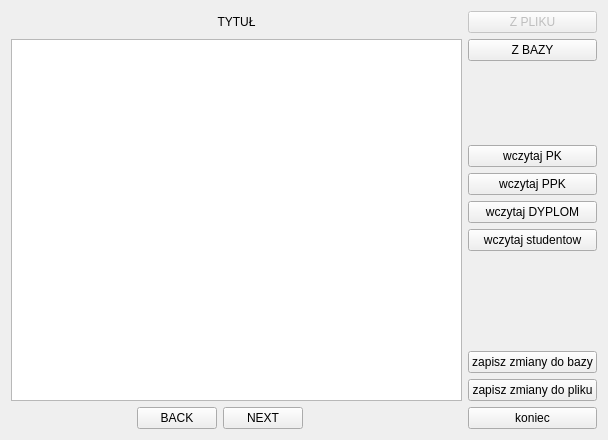
Before: the Qt Designer form edytor.ui in KoKocik1/projektEgzaminatorStyczen, drawn with Qt 5.
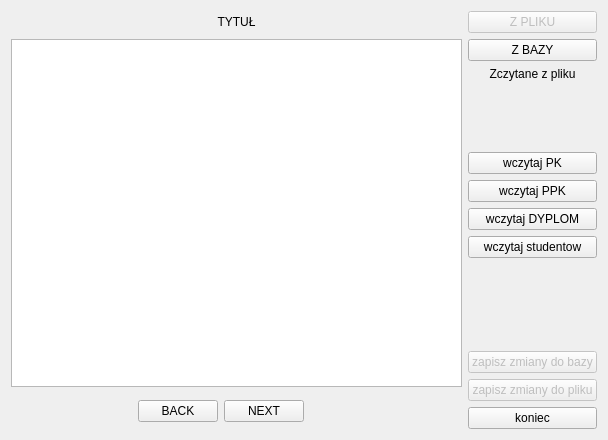
After: the same form once the commit is applied.

```diff
--- a/edytor.ui
+++ b/edytor.ui
@@ -14,7 +14,7 @@
    <string>Dialog</string>
   </property>
   <layout class="QGridLayout" name="gridLayout">
-   <item row="0" column="0" colspan="4">
+   <item row="0" column="0">
     <widget class="QLabel" name="TYTUL">
      <property name="text">
       <string>TYTUŁ</string>
@@ -24,7 +24,7 @@
      </property>
     </widget>
    </item>
-   <item row="0" column="4">
+   <item row="0" column="1">
     <widget class="QPushButton" name="readPlik">
      <property name="enabled">
       <bool>false</bool>
@@ -34,17 +34,27 @@
      </property>
     </widget>
    </item>
-   <item row="1" column="0" rowspan="9" colspan="4">
-    <widget class="QPlainTextEdit" name="poleTekstowe"/>
+   <item row="1" column="0" rowspan="10">
+    <widget class="QTextEdit" name="poleTekstowe"/>
    </item>
-   <item row="1" column="4">
+   <item row="1" column="1">
     <widget class="QPushButton" name="readBaza">
      <property name="text">
       <string>Z BAZY</string>
      </property>
     </widget>
    </item>
-   <item row="2" column="4">
+   <item row="2" column="1">
+    <widget class="QLabel" name="skadZczytane">
+     <property name="text">
+      <string>Zczytane z pliku</string>
+     </property>
+     <property name="alignment">
+      <set>Qt::AlignCenter</set>
+     </property>
+    </widget>
+   </item>
+   <item row="3" column="1">
     <spacer name="verticalSpacer_2">
      <property name="orientation">
       <enum>Qt::Vertical</enum>
@@ -57,35 +67,35 @@
      </property>
     </spacer>
    </item>
-   <item row="3" column="4">
+   <item row="4" column="1">
     <widget class="QPushButton" name="readPK">
      <property name="text">
       <string>wczytaj PK</string>
      </property>
     </widget>
    </item>
-   <item row="4" column="4">
+   <item row="5" column="1">
     <widget class="QPushButton" name="readPPK">
      <property name="text">
       <string>wczytaj PPK</string>
      </property>
     </widget>
    </item>
-   <item row="5" column="4">
+   <item row="6" column="1">
     <widget class="QPushButton" name="readDyplom">
      <property name="text">
       <string>wczytaj DYPLOM</string>
      </property>
     </widget>
    </item>
-   <item row="6" column="4">
+   <item row="7" column="1">
     <widget class="QPushButton" name="readStud">
      <property name="text">
       <string>wczytaj studentow</string>
      </property>
     </widget>
    </item>
-   <item row="7" column="4">
+   <item row="8" column="1">
     <spacer name="verticalSpacer">
      <property name="orientation">
       <enum>Qt::Vertical</enum>
@@ -98,21 +108,29 @@
      </property>
     </spacer>
    </item>
-   <item row="8" column="4">
+   <item row="9" column="1">
     <widget class="QPushButton" name="saveBase">
+     <property name="enabled">
+      <bool>false</bool>
+     </property>
      <property name="text">
       <string>zapisz zmiany do bazy</string>
      </property>
     </widget>
    </item>
-   <item row="9" column="4">
+   <item row="10" column="1" rowspan="2">
     <widget class="QPushButton" name="savePlik">
+     <property name="enabled">
+      <bool>false</bool>
+     </property>
      <property name="text">
       <string>zapisz zmiany do pliku</string>
      </property>
     </widget>
    </item>
-   <item row="10" column="0">
+   <item row="11" column="0" rowspan="2">
+    <layout class="QHBoxLayout" name="horizontalLayout">
+     <item>
     <spacer name="horizontalSpacer">
      <property name="orientation">
       <enum>Qt::Horizontal</enum>
@@ -125,21 +143,21 @@
      </property>
     </spacer>
    </item>
-   <item row="10" column="1">
+     <item>
     <widget class="QPushButton" name="back">
      <property name="text">
       <string>BACK</string>
      </property>
     </widget>
    </item>
-   <item row="10" column="2">
+     <item>
     <widget class="QPushButton" name="next">
      <property name="text">
       <string>NEXT</string>
      </property>
     </widget>
    </item>
-   <item row="10" column="3">
+     <item>
     <spacer name="horizontalSpacer_2">
      <property name="orientation">
       <enum>Qt::Horizontal</enum>
@@ -152,7 +170,9 @@
      </property>
     </spacer>
    </item>
-   <item row="10" column="4">
+    </layout>
+   </item>
+   <item row="12" column="1">
     <widget class="QPushButton" name="koniec">
      <property name="text">
       <string>koniec</string>
```
Lines whose indentation alone changed are shown as unchanged.
